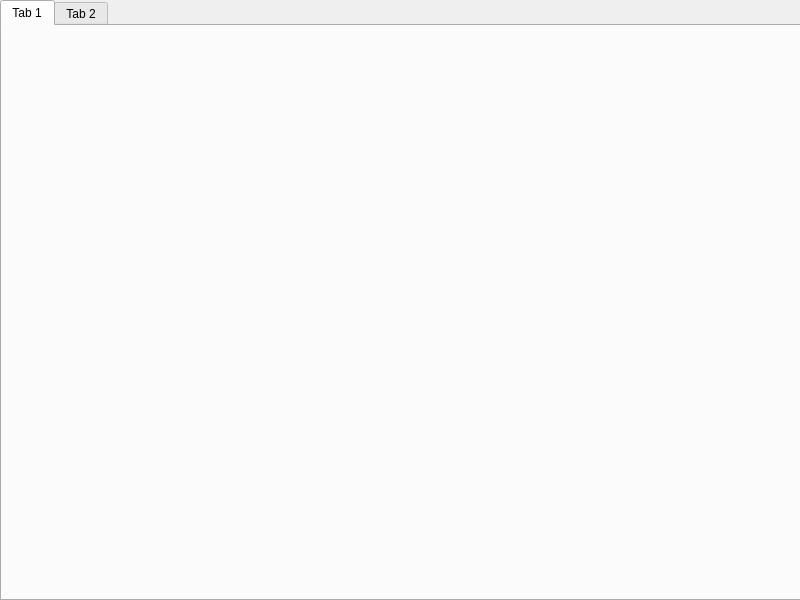
yong-ggori/Qt, file IoTQtClient/mainwidget.ui: the form before one commit.
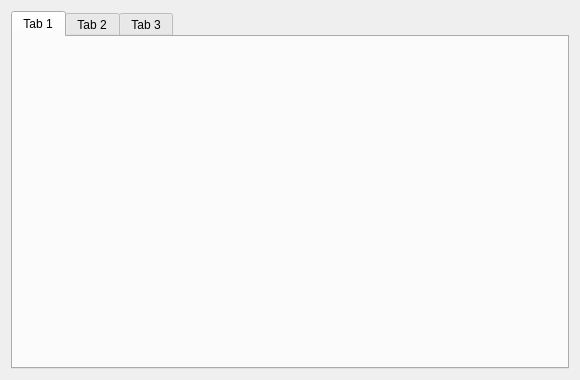
The form after the commit. The open tabs and pages were chosen to show the change.

Diff of the .ui file:
```diff
--- a/IoTQtClient/mainwidget.ui
+++ b/IoTQtClient/mainwidget.ui
@@ -6,21 +6,18 @@
    <rect>
     <x>0</x>
     <y>0</y>
-    <width>800</width>
-    <height>600</height>
+    <width>580</width>
+    <height>380</height>
    </rect>
   </property>
   <property name="windowTitle">
    <string>MainWidget</string>
   </property>
+  <layout class="QVBoxLayout" name="verticalLayout">
+   <item>
   <widget class="QTabWidget" name="tabWidget">
-   <property name="geometry">
-    <rect>
-     <x>0</x>
-     <y>0</y>
-     <width>801</width>
-     <height>601</height>
-    </rect>
+     <property name="enabled">
+      <bool>true</bool>
    </property>
    <property name="currentIndex">
     <number>0</number>
@@ -35,7 +32,14 @@
      <string>Tab 2</string>
     </attribute>
    </widget>
-  </widget>
+     <widget class="QWidget" name="pTab3">
+      <attribute name="title">
+       <string>Tab 3</string>
+      </attribute>
+     </widget>
+    </widget>
+   </item>
+  </layout>
  </widget>
  <resources/>
  <connections/>
```
Left out of the diff: 2 changed lines with no effect on the pictures. Lines whose indentation alone changed are shown as unchanged.
